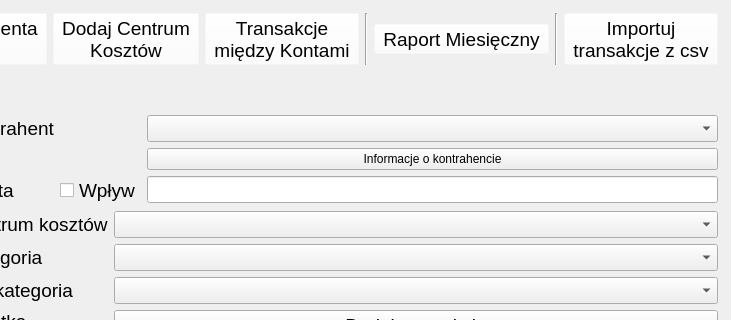
Above: income_and_expense/incomesandexpenses_form.ui from Barto-Paja/GLMoney before the change; both pictures show x 816 to 1547 and y 0 to 320 of the 1547 by 700 pixel window. Below: the same form after it.
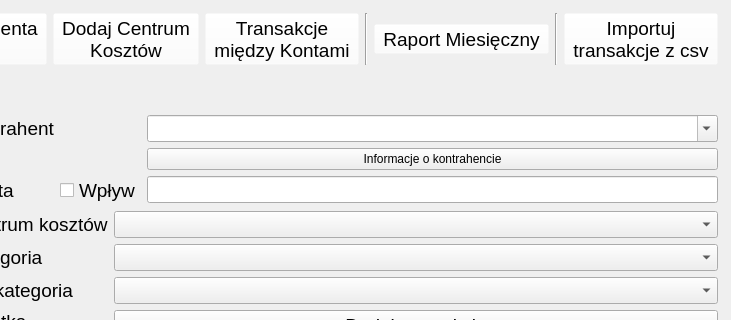
That is the form after the change. Icons and pictures are not drawn.

Diff of the .ui file:
```diff
--- a/income_and_expense/incomesandexpenses_form.ui
+++ b/income_and_expense/incomesandexpenses_form.ui
@@ -529,6 +529,9 @@
              <property name="whatsThis">
               <string>&lt;html&gt;&lt;head/&gt;&lt;body&gt;&lt;p&gt;&lt;span style=&quot; font-family:'Open Sans','Helvetica'; font-size:15px; font-weight:600; color:#333333;&quot;&gt;Płatnik / Płacący / Kontrahent (Payee)&lt;/span&gt;&lt;span style=&quot; font-family:'Open Sans','Helvetica'; font-size:15px; color:#333333;&quot;&gt; – czyli komu płacimy lub kto nam płaci: nazwa firmy, nazwa sklepu, nazwa urzędu&lt;/span&gt;&lt;/p&gt;&lt;/body&gt;&lt;/html&gt;</string>
              </property>
+             <property name="editable">
+              <bool>true</bool>
+             </property>
             </widget>
            </item>
            <item row="2" column="0">
```
Left out of the diff: 50 changed lines with no effect on the pictures.
